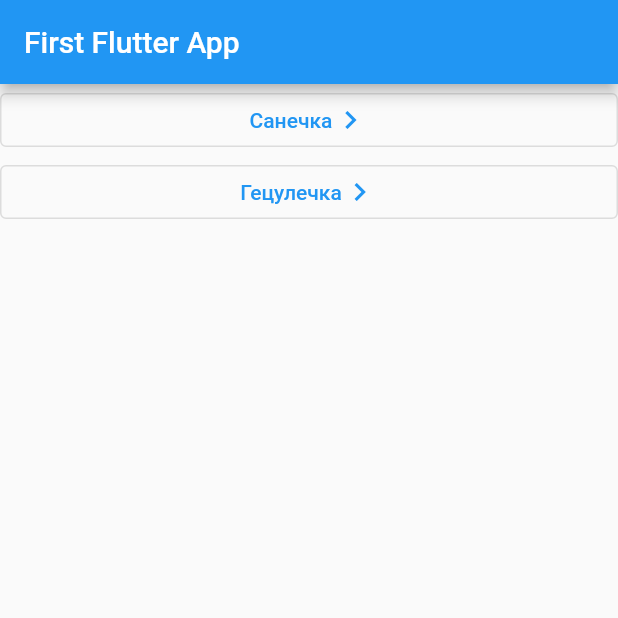
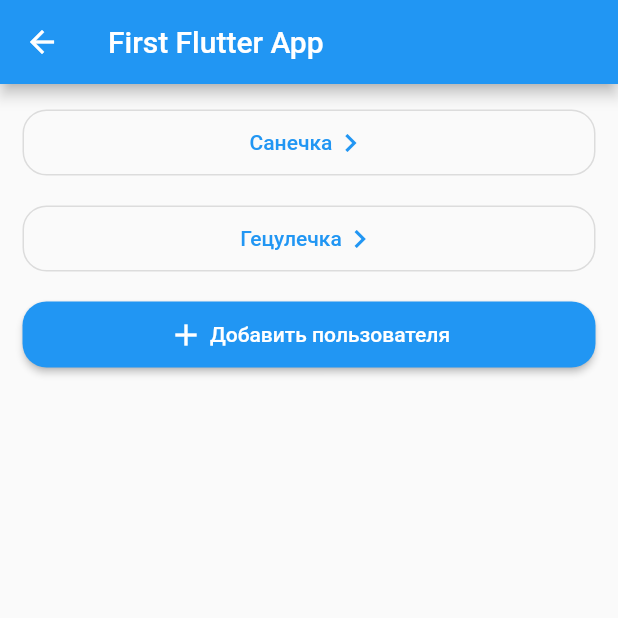
Before and after one commit to tori-getz/first-flutter-app, a Flutter app: the screen it shows after launch, on a phone screen of 412 x 824 dp, the top half of it. Run offline on Flutter 3.47's test engine with Material 2 defaults, Android fonts, the phone set to English and light mode, and no system bars.

Commit message:
add controlled form and styles for widgets

```diff
--- a/lib/data/users.dart
+++ b/lib/data/users.dart
@@ -1,6 +1,12 @@
 import 'package:flutter_first_app/models/user_model.dart';
 
 List<User> users = [
-  User(image: 'assets/images/pz.jpg', name: 'Санечка'),
-  User(image: 'assets/images/tz.jpg', name: 'Гецулечка'),
+  User(
+      image:
+          'https://sun9-west.userapi.com/sun9-62/s/v1/ig2/GotmtXKhGXxC4XhYGZjljUJRS_ZC6IvZCpWJR4k-ldyyu9KhQ-WxMu-k1nCfIZK7cuGpUDC_OgkuX0zNDHUHWXXv.jpg?size=640x640&quality=96&type=album',
+      name: 'Санечка'),
+  User(
+      image:
+          'https://sun1.userapi.com/sun1-93/s/v1/ig2/X9JvNwNvgau7NMd_9ktC5HL8-aWkSFOTHPkK4mxZMt_QXgtkl7DrBhLVIcsb6wwwdoP9IwP8mZC_Fy83E47s4mwE.jpg?size=1080x720&quality=96&type=album',
+      name: 'Гецулечка'),
 ];
--- a/lib/pages/home_page.dart
+++ b/lib/pages/home_page.dart
@@ -1,10 +1,25 @@
+import 'dart:developer';
+
 import 'package:flutter/material.dart';
 import 'package:flutter_first_app/data/users.dart';
 import 'package:flutter_first_app/models/user_model.dart';
 import 'package:flutter_first_app/widgets/user_button.dart';
 
-class HomePage extends StatelessWidget {
+class HomePage extends StatefulWidget {
   const HomePage({super.key});
+
+  @override
+  State<StatefulWidget> createState() {
+    return _HomePageState();
+  }
+}
+
+class _HomePageState extends State<HomePage> {
+  List<User> _users = [];
+
+  void initState() {
+    _users = users;
+  }
 
   List<Widget> _getUsersList(BuildContext context) {
     List<Widget> list = [];
@@ -16,22 +31,52 @@ class HomePage extends StatelessWidget {
           Navigator.pushNamed(context, '/user', arguments: user);
         },
       ));
+      list.add(const SizedBox(height: 16));
     }
 
     return list;
   }
 
+  void _addUserCallback(BuildContext context) async {
+    final newUser = await Navigator.pushNamed(context, '/adduser');
+    print(newUser.toString());
+  }
+
   @override
   Widget build(BuildContext context) {
+    final ButtonStyle submitStyle = ElevatedButton.styleFrom(
+        padding: EdgeInsets.all(10.0),
+        shape:
+            RoundedRectangleBorder(borderRadius: BorderRadius.circular(16.0)));
+
     return Scaffold(
         appBar: AppBar(
           title: const Text(
             'First Flutter App',
           ),
         ),
-        body: Center(
+        body: Container(
+            padding: EdgeInsets.all(15),
             child: Column(
-          children: _getUsersList(context),
-        )));
+              children: [
+                ..._getUsersList(context),
+                ElevatedButton(
+                  style: submitStyle,
+                  onPressed: () {
+                    _addUserCallback(context);
+                  },
+                  child: Row(
+                    mainAxisAlignment: MainAxisAlignment.center,
+                    children: const [
+                      Icon(Icons.add),
+                      SizedBox(
+                        width: 4,
+                      ),
+                      Text('Добавить пользователя')
+                    ],
+                  ),
+                )
+              ],
+            )));
   }
 }
--- a/lib/widgets/user_button.dart
+++ b/lib/widgets/user_button.dart
@@ -9,8 +9,14 @@ class UserButton extends StatelessWidget {
 
   @override
   Widget build(BuildContext context) {
+    final ButtonStyle style = OutlinedButton.styleFrom(
+        padding: EdgeInsets.all(10.0),
+        shape:
+            RoundedRectangleBorder(borderRadius: BorderRadius.circular(16.0)));
+
     return OutlinedButton(
       onPressed: onPressed,
+      style: style,
       child: Row(
         mainAxisAlignment: MainAxisAlignment.center,
         children: [
```
Also changed, not shown: lib/main.dart (+6 -9 lines), lib/pages/add_user_page.dart (added, +85 -0 lines), lib/pages/user_page.dart (+20 -9 lines).
